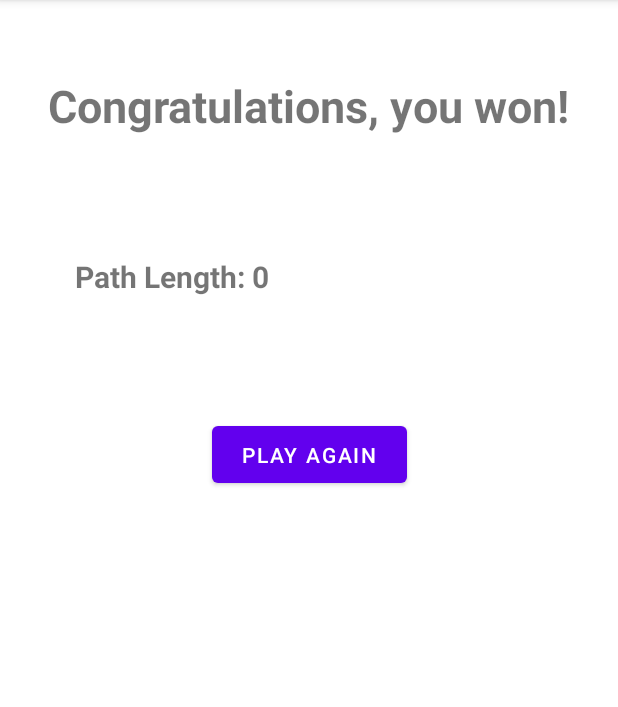
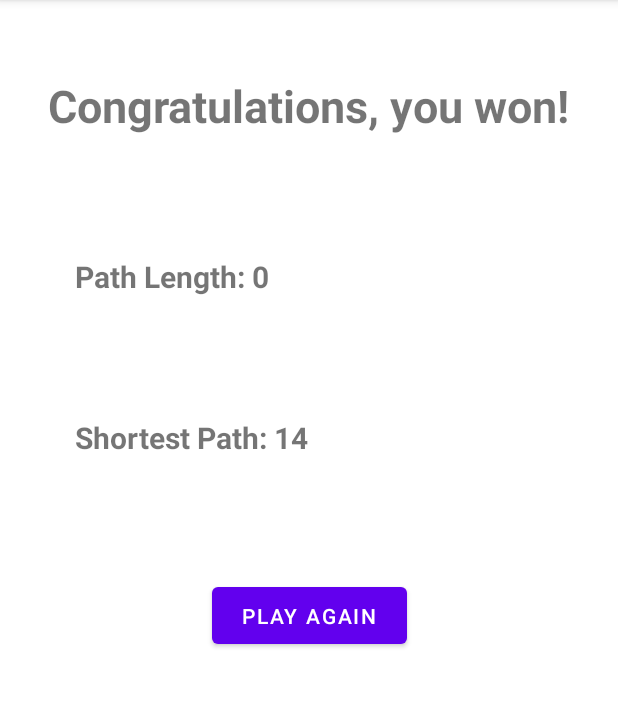
Before and after one commit to Pranav624/MazeGame, an Android app: the PlayAnimationActivity screen opened directly, with no data from a screen before it, after a tap on "GO2WINNING", on a phone screen of 412 x 824 dp, the part 84-791 px from its top. Run offline under Robolectric (Android 15) with nearby library versions, the phone set to English and light mode, and no system bars; 1 statement that could not run was skipped.

```diff
--- a/app/src/main/java/edu/wm/cs/cs301/pranavgonepalli/gui/MazePanel.java
+++ b/app/src/main/java/edu/wm/cs/cs301/pranavgonepalli/gui/MazePanel.java
@@ -133,7 +133,7 @@ public class MazePanel extends View implements P7PanelF22 {
     @Override
     public void addLine(int startX, int startY, int endX, int endY){
         painter.setStyle(Paint.Style.STROKE);
-        painter.setStrokeWidth(10);
+        painter.setStrokeWidth(5);
         myCanvas.drawLine(startX, startY, endX, endY, painter);
     }
 
--- a/app/src/main/java/edu/wm/cs/cs301/pranavgonepalli/gui/PlayAnimationActivity.java
+++ b/app/src/main/java/edu/wm/cs/cs301/pranavgonepalli/gui/PlayAnimationActivity.java
@@ -25,8 +25,10 @@ public class PlayAnimationActivity extends AppCompatActivity {
     private String driver;
     private String robot_configuration;
     private int pathLength = 0;
+    private int shortestPath;
     private int energy = 3500;
     private Maze maze;
+    private StatePlaying statePlaying;
     private boolean play = false;
 
     /**
@@ -45,8 +47,6 @@ public class PlayAnimationActivity extends AppCompatActivity {
         driver = intent.getStringExtra("driver");
         robot_configuration = intent.getStringExtra("robot_configuration");
         Log.v(TAG, "Driver " + driver + ", Robot configuration " + robot_configuration);
-
-        maze = GeneratingActivity.getMaze();
 
         Switch show_map_switch = (Switch) findViewById(R.id.show_map_switch);
         show_map_switch.setOnCheckedChangeListener(new CompoundButton.OnCheckedChangeListener() {
@@ -139,6 +139,14 @@ public class PlayAnimationActivity extends AppCompatActivity {
 
         ProgressBar energy_bar = (ProgressBar) findViewById(R.id.progress_bar);
         energy_bar.setProgress(energy);
+
+        MazePanel panel = findViewById(R.id.maze_view);
+        maze = GeneratingActivity.getMaze();
+        statePlaying = new StatePlaying(this);
+        statePlaying.setMaze(maze);
+        statePlaying.start(panel);
+        int[] currentPosition = statePlaying.getCurrentPosition();
+        shortestPath = maze.getDistanceToExit(currentPosition[0], currentPosition[1]);
     }
 
     /**
@@ -168,6 +176,7 @@ public class PlayAnimationActivity extends AppCompatActivity {
     public void switchToWinning(View v){
         Intent intent = new Intent(this, WinningActivity.class);
         intent.putExtra("path_length", pathLength);
+        intent.putExtra("shortest_path", shortestPath);
         intent.putExtra("energy_remaining", energy);
         intent.putExtra("driver", driver);
         startActivity(intent);
--- a/app/src/main/java/edu/wm/cs/cs301/pranavgonepalli/gui/StatePlaying.java
+++ b/app/src/main/java/edu/wm/cs/cs301/pranavgonepalli/gui/StatePlaying.java
@@ -1,4 +1,6 @@
 package edu.wm.cs.cs301.pranavgonepalli.gui;
+
+import android.app.Activity;
 
 import edu.wm.cs.cs301.pranavgonepalli.gui.Constants.UserInput;
 //import edu.wm.cs.cs301.pranavgonepalli.gui.Robot.Direction;
@@ -70,6 +72,10 @@ public class StatePlaying implements State {
      */
     private MazePanel panel;
 
+    /**
+     * The Activity that made the StatePlaying object.
+     */
+    private Activity myActivity;
 
     /**
      * Maze holds the main information on where walls are.
@@ -106,12 +112,13 @@ public class StatePlaying implements State {
      * Constructor uses default settings but does not deliver a fully operation instance,
      * requires a call to start() and setMaze().
      */
-    public StatePlaying() {
+    public StatePlaying(Activity activity) {
     	// initialization of some fields is delayed and done in start method
     	firstPersonView = null; // initialized in start method
     	mapView = null; // initialized in start method
     	panel = null; // provided by start method
     	started = false; // method start has not been called yet
+        myActivity = activity;
 
     	maze = null; // provided by set method
 
@@ -181,7 +188,7 @@ public class StatePlaying implements State {
 				Constants.VIEW_HEIGHT, Constants.MAP_UNIT,
 				Constants.STEP_SIZE, seenCells, maze.getRootnode()) ;
 
-		mapView = new Map(seenCells, 100, maze) ;
+		mapView = new Map(seenCells, 60, maze) ;
 		// draw the initial screen for this state
 		draw(cd.angle(), 0);
 	}
@@ -224,6 +231,7 @@ public class StatePlaying implements State {
             if (isOutside(px,py)) {
             	// TODO: provide actual path length
                 //switchFromPlayingToWinning(0);
+
             }
             break;
         case LEFT: // turn left
@@ -428,7 +436,7 @@ public class StatePlaying implements State {
      * @param y coordinate of position
      * @return true if position is outside, false otherwise
      */
-    private boolean isOutside(int x, int y) {
+    public boolean isOutside(int x, int y) {
         return !maze.isValidPosition(x, y) ;
     }
     /**
--- a/app/src/main/java/edu/wm/cs/cs301/pranavgonepalli/gui/WinningActivity.java
+++ b/app/src/main/java/edu/wm/cs/cs301/pranavgonepalli/gui/WinningActivity.java
@@ -15,6 +15,7 @@ public class WinningActivity extends AppCompatActivity {
     private static final String TAG = "WinningActivity";
     private int energy_consumed = -1;
     private int path_length;
+    private int shortest_path;
     private String driver;
 
     /**
@@ -30,6 +31,7 @@ public class WinningActivity extends AppCompatActivity {
 
         Intent intent = getIntent();
         path_length = intent.getIntExtra("path_length", 0);
+        shortest_path = intent.getIntExtra("shortest_path", 0);
         driver = intent.getStringExtra("driver");
         if(!driver.equals("Manual")){
             energy_consumed = 3500 - intent.getIntExtra("energy_remaining", 0);
@@ -38,6 +40,8 @@ public class WinningActivity extends AppCompatActivity {
 
         TextView path_length_text = findViewById(R.id.path_length_text);
         path_length_text.setText("Path Length: " + path_length);
+        TextView shortest_path_text = findViewById(R.id.shortest_path_text);
+        shortest_path_text.setText("Shortest Path: " + shortest_path);
         if(energy_consumed != -1){
             TextView energy_consumed_text = findViewById(R.id.energy_consumed_text);
             energy_consumed_text.setText("Energy Consumed: " + energy_consumed);
--- a/app/src/main/res/layout/activity_play_manually.xml
+++ b/app/src/main/res/layout/activity_play_manually.xml
@@ -126,7 +126,6 @@
         android:layout_marginLeft="15dp"
         app:layout_constraintBottom_toBottomOf="parent"
         app:layout_constraintStart_toStartOf="parent"
-        android:text="SHORT CUT"
-        android:onClick="switchToWinningManual"/>
+        android:text="SHORT CUT"/>
 
 </androidx.constraintlayout.widget.ConstraintLayout>
--- a/app/src/main/res/layout/activity_winning.xml
+++ b/app/src/main/res/layout/activity_winning.xml
@@ -29,6 +29,17 @@
         app:layout_constraintTop_toBottomOf="@id/congratulations"
         app:layout_constraintStart_toStartOf="parent" />
     <TextView
+        android:id="@+id/shortest_path_text"
+        android:layout_width="wrap_content"
+        android:layout_height="wrap_content"
+        android:text="@string/shortest_path"
+        android:textSize="20dp"
+        android:textStyle="bold"
+        android:layout_marginTop="80dp"
+        android:layout_marginLeft="50dp"
+        app:layout_constraintTop_toBottomOf="@id/path_length_text"
+        app:layout_constraintStart_toStartOf="parent" />
+    <TextView
         android:id="@+id/energy_consumed_text"
         android:layout_width="wrap_content"
         android:layout_height="wrap_content"
@@ -37,7 +48,7 @@
         android:textStyle="bold"
         android:layout_marginTop="80dp"
         android:layout_marginLeft="50dp"
-        app:layout_constraintTop_toBottomOf="@id/path_length_text"
+        app:layout_constraintTop_toBottomOf="@id/shortest_path_text"
         app:layout_constraintStart_toStartOf="parent"
         android:visibility="gone"/>
     <Button
--- a/app/src/main/res/values/strings.xml
+++ b/app/src/main/res/values/strings.xml
@@ -16,6 +16,7 @@
     <string name="congratulations">Congratulations, you won!</string>
     <string name="lose">Oh no, you lost!</string>
     <string name="path_length">Path Length: 0</string>
+    <string name="shortest_path">Shortest Path: 0</string>
     <string name="energy_consumed">Energy Consumed: 0</string>
     <string name="play_again">PLAY AGAIN</string>
 </resources>
```
Also changed, not shown: app/src/main/java/edu/wm/cs/cs301/pranavgonepalli/gui/PlayManuallyActivity.java (+23 -6 lines).
